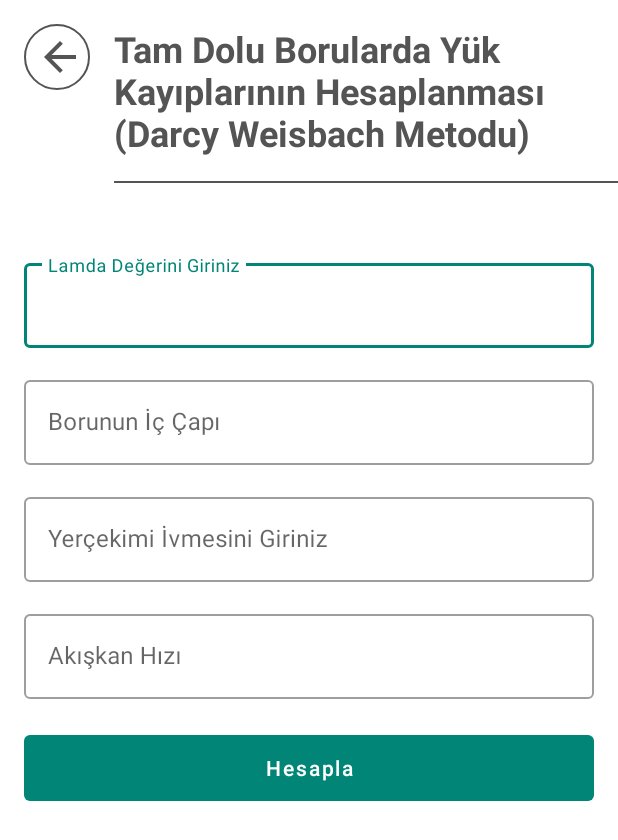
After one commit to nuriefeoglu/MbuProject, an Android app: the DarcyWeisbachMethodActivity screen opened directly, with no data from a screen before it, on a phone screen of 412 x 824 dp. The commit adds this screen. Shown: the top 840 px of the screen. Run offline under Robolectric (Android 15) with nearby library versions, the phone set to English and light mode, and no system bars; our stand-ins replace ButterKnife.

Commit message:
add DarcyWeisbachMethodActivity

```diff
--- a/app/src/main/AndroidManifest.xml
+++ b/app/src/main/AndroidManifest.xml
@@ -11,7 +11,8 @@
         android:supportsRtl="true"
         android:theme="@style/AppTheme"
         tools:ignore="AllowBackup,GoogleAppIndexingWarning">
-        <activity android:name=".suddencontraction.SuddenContractionActivity"></activity>
+        <activity android:name=".darcyweisbachmethod.DarcyWeisbachMethodActivity"></activity>
+        <activity android:name=".suddencontraction.SuddenContractionActivity" />
         <activity android:name=".calculateexpandingconic.CalculateExpandingConicActivity" />
         <activity android:name=".branchingandconnectioncurrent.BranchingAndConnectionCurrentActivity" />
         <activity android:name=".circularroutescalculateofloadloseshard.CircularRoutesCalculateOfLoadLosesHardActivity" />
--- /dev/null
+++ b/app/src/main/java/com/nuriefeoglu/mbuproject/darcyweisbachmethod/DarcyWeisbachMethodActivity.java
@@ -0,0 +1,74 @@
+package com.nuriefeoglu.mbuproject.darcyweisbachmethod;
+
+import android.widget.TextView;
+
+import com.google.android.material.button.MaterialButton;
+import com.google.android.material.textfield.TextInputEditText;
+import com.nuriefeoglu.mbuproject.R;
+import com.nuriefeoglu.mbuproject.base.BaseActivity;
+
+import butterknife.BindView;
+
+public class DarcyWeisbachMethodActivity extends BaseActivity implements DarcyWeisbachMethodPresenter.IView{
+
+    @BindView(R.id.edt_lamda_input)
+    TextInputEditText edtLamdaInput;
+    @BindView(R.id.edt_boru_ic_cap)
+    TextInputEditText edtBoruIciCap;
+    @BindView(R.id.edt_yercekimi_ivmesi)
+    TextInputEditText edtYercekimiIvmesi;
+    @BindView(R.id.edt_akiskan_hizi)
+    TextInputEditText edtAkiskanHizi;
+
+    @BindView(R.id.btn_hesapla)
+    MaterialButton btnHesapla;
+    @BindView(R.id.txt_sonuc)
+    TextView txtSonuc;
+
+
+    private DarcyWeisbachMethodPresenter presenter;
+
+    @Override
+    protected void viewDidLoad() {
+
+        presenter = new DarcyWeisbachMethodPresenter(this);
+        btnHesapla.setOnClickListener(v -> {
+            //noinspection ConstantConditions
+            presenter.validate(edtLamdaInput.getText().toString(),
+                    edtBoruIciCap.getText().toString(),
+                    edtYercekimiIvmesi.getText().toString(),
+                    edtAkiskanHizi.getText().toString());
+        });
+
+    }
+
+    @Override
+    protected int layoutRes() {
+        return R.layout.activity_darcy_weisbach_method;
+    }
+
+    @Override
+    public String setHeaderText() {
+        return getStringResource(R.string.darcy_weisbach_method);
+    }
+
+    @Override
+    public void setError() {
+        showToast(getStringResource(R.string.empty_field));
+    }
+
+    @Override
+    public void setResult(String result) {
+        txtSonuc.setText(String.format("Sonuç : %s",result));
+    }
+
+    @Override
+    public void setButtonEnabled() {
+        btnHesapla.setEnabled(true);
+    }
+
+    @Override
+    public void setButtonDisabled() {
+        btnHesapla.setEnabled(false);
+    }
+}
--- /dev/null
+++ b/app/src/main/java/com/nuriefeoglu/mbuproject/darcyweisbachmethod/DarcyWeisbachMethodPresenter.java
@@ -0,0 +1,56 @@
+package com.nuriefeoglu.mbuproject.darcyweisbachmethod;
+
+import com.nuriefeoglu.mbuproject.Formulas;
+
+import java.util.ArrayList;
+import java.util.List;
+
+public class DarcyWeisbachMethodPresenter {
+
+    private IView view;
+    private List<Double> pipesArr = new ArrayList<>();
+
+    DarcyWeisbachMethodPresenter(IView view) {
+
+        this.view = view;
+
+    }
+
+    private void calculate() {
+
+        try {
+            Double result = Formulas.darcyWeisbachMethod(pipesArr.get(0), pipesArr.get(1), pipesArr.get(2), pipesArr.get(3));
+            view.setResult(result.toString());
+            view.setButtonEnabled();
+        } catch (ArrayIndexOutOfBoundsException e) {
+            e.printStackTrace();
+        }
+    }
+
+    void validate(String... pipes){
+        pipesArr.clear();
+        view.setButtonDisabled();
+        for (String pipe : pipes){
+            if (pipe.isEmpty() || pipe.matches("")){
+                view.setError();
+                pipesArr.clear();
+                view.setButtonEnabled();
+                return;
+            } else {
+                pipesArr.add(Double.parseDouble(pipe));
+            }
+        }
+        calculate();
+    }
+
+    interface IView {
+        void setError();
+
+        void setResult(String result);
+
+        void setButtonEnabled();
+
+        void setButtonDisabled();
+
+    }
+}
--- a/app/src/main/java/com/nuriefeoglu/mbuproject/home/MainActivity.java
+++ b/app/src/main/java/com/nuriefeoglu/mbuproject/home/MainActivity.java
@@ -11,8 +11,8 @@ import com.nuriefeoglu.mbuproject.calculateexpandingconic.CalculateExpandingConi
 import com.nuriefeoglu.mbuproject.calculateofloadloses.CalculateOfLoadLosesActivity;
 import com.nuriefeoglu.mbuproject.circularroutescalculateofchargeloadsoft.CircularRoutesCalculateOfChargeLoadSoftActivity;
 import com.nuriefeoglu.mbuproject.circularroutescalculateofloadloseshard.CircularRoutesCalculateOfLoadLosesHardActivity;
+import com.nuriefeoglu.mbuproject.darcyweisbachmethod.DarcyWeisbachMethodActivity;
 import com.nuriefeoglu.mbuproject.suddencontraction.SuddenContractionActivity;
-import com.nuriefeoglu.mbuproject.suddencontraction.SuddenContractionPresenter;
 import com.nuriefeoglu.mbuproject.turbulancecurrent.TurbulanceCurrentActivitiy;
 
 import butterknife.BindView;
@@ -49,6 +49,8 @@ public class MainActivity extends BaseActivity implements MainActivityPresenter.
     MaterialButton btnCalculateExpandingConic;
     @BindView(R.id.btnSuddenContraction)
     MaterialButton btnSuddenContraction;
+    @BindView(R.id.btnDarcyWeisbachMethod)
+    MaterialButton btnDarcyWeisbachMethod;
 
     private MainActivityPresenter presenter;
 
@@ -77,6 +79,8 @@ public class MainActivity extends BaseActivity implements MainActivityPresenter.
 
         btnSuddenContraction.setOnClickListener(v -> presenter.navigate(SuddenContractionActivity.class));
 
+        btnDarcyWeisbachMethod.setOnClickListener(v -> presenter.navigate(DarcyWeisbachMethodActivity.class));
+
     }
 
     @Override
--- /dev/null
+++ b/app/src/main/res/layout/activity_darcy_weisbach_method.xml
@@ -0,0 +1,136 @@
+<?xml version="1.0" encoding="utf-8"?>
+<ScrollView xmlns:android="http://schemas.android.com/apk/res/android"
+    xmlns:app="http://schemas.android.com/apk/res-auto"
+    xmlns:tools="http://schemas.android.com/tools"
+    android:layout_width="match_parent"
+    android:layout_height="match_parent"
+    tools:context=".darcyweisbachmethod.DarcyWeisbachMethodActivity">
+
+    <LinearLayout
+        android:layout_width="match_parent"
+        android:layout_height="wrap_content"
+        android:orientation="vertical">
+
+        <include
+            android:id="@+id/incHeader"
+            layout="@layout/header"/>
+
+        <LinearLayout
+            android:layout_width="match_parent"
+            android:layout_height="wrap_content"
+            android:orientation="vertical"
+            android:layout_marginStart="16dp"
+            android:layout_marginEnd="16dp"
+            android:layout_marginTop="16dp">
+
+            <com.google.android.material.textfield.TextInputLayout
+                style="@style/Widget.MaterialComponents.TextInputLayout.OutlinedBox"
+                android:layout_width="match_parent"
+                android:layout_height="wrap_content"
+                android:layout_marginTop="@dimen/input_margin_top"
+                android:hint="@string/input_lamda"
+                >
+
+                <com.google.android.material.textfield.TextInputEditText
+                    android:layout_width="match_parent"
+                    android:layout_height="wrap_content"
+                    android:maxLines="1"
+                    android:inputType="number|numberDecimal"
+                    android:id="@+id/edt_lamda_input"
+
+
+                    />
+
+            </com.google.android.material.textfield.TextInputLayout>
+
+            <com.google.android.material.textfield.TextInputLayout
+                style="@style/Widget.MaterialComponents.TextInputLayout.OutlinedBox"
+                android:layout_width="match_parent"
+                android:layout_height="wrap_content"
+                android:layout_marginTop="@dimen/input_margin_top"
+                android:hint="@string/boru_ic_cap_input"
+                >
+
+                <com.google.android.material.textfield.TextInputEditText
+                    android:layout_width="match_parent"
+                    android:layout_height="wrap_content"
+                    android:maxLines="1"
+                    android:inputType="number|numberDecimal"
+                    android:id="@+id/edt_boru_ic_cap"
+
+
+                    />
+
+            </com.google.android.material.textfield.TextInputLayout>
+
+            <com.google.android.material.textfield.TextInputLayout
+                style="@style/Widget.MaterialComponents.TextInputLayout.OutlinedBox"
+                android:layout_width="match_parent"
+                android:layout_height="wrap_content"
+                android:layout_marginTop="@dimen/input_margin_top"
+                android:hint="@string/yercekimi_ivmesi"
+                >
+
+                <com.google.android.material.textfield.TextInputEditText
+                    android:layout_width="match_parent"
+                    android:layout_height="wrap_content"
+                    android:maxLines="1"
+                    android:inputType="number|numberDecimal"
+                    android:id="@+id/edt_yercekimi_ivmesi"
+
+
+                    />
+
+            </com.google.android.material.textfield.TextInputLayout>
+
+            <com.google.android.material.textfield.TextInputLayout
+                style="@style/Widget.MaterialComponents.TextInputLayout.OutlinedBox"
+                android:layout_width="match_parent"
+                android:layout_height="wrap_content"
+                android:layout_marginTop="@dimen/input_margin_top"
+                android:hint="@string/akiskan_hizi_input"
+                >
+
+                <com.google.android.material.textfield.TextInputEditText
+                    android:layout_width="match_parent"
+                    android:layout_height="wrap_content"
+                    android:maxLines="1"
+                    android:inputType="number|numberDecimal"
+                    android:id="@+id/edt_akiskan_hizi"
+
+
+                    />
+
+            </com.google.android.material.textfield.TextInputLayout>
+
+
+            <com.google.android.material.button.MaterialButton
+                android:layout_width="match_parent"
+                android:layout_height="44dp"
+                android:insetTop="0dp"
+                android:insetLeft="0dp"
+                android:insetRight="0dp"
+                android:insetBottom="0dp"
+                android:layout_marginTop="@dimen/button_margin_top"
+                android:textAllCaps="false"
+                android:text="@string/calculate"
+                android:id="@+id/btn_hesapla"
+                android:stateListAnimator="@null"
+                />
+
+            <TextView
+                android:layout_width="match_parent"
+                android:layout_height="match_parent"
+                android:textSize="24sp"
+                android:textColor="#323232"
+                android:layout_gravity="center"
+                android:gravity="center"
+                android:textStyle="bold"
+                android:id="@+id/txt_sonuc"
+                />
+
+        </LinearLayout>
+
+    </LinearLayout>
+
+</ScrollView>
--- a/app/src/main/res/layout/activity_main.xml
+++ b/app/src/main/res/layout/activity_main.xml
@@ -115,11 +115,23 @@
             android:text="@string/sudden_contraction"
             android:textAllCaps="false" />
 
+        <com.google.android.material.button.MaterialButton
+            android:id="@+id/btnDarcyWeisbachMethod"
+            android:layout_width="match_parent"
+            android:layout_height="wrap_content"
+            android:layout_marginTop="@dimen/button_margin_top"
+            android:insetLeft="0dp"
+            android:insetTop="0dp"
+            android:insetRight="0dp"
+            android:insetBottom="0dp"
+            android:stateListAnimator="@null"
+            android:text="@string/darcy_weisbach_method"
+            android:textAllCaps="false" />
 
         <include
             android:id="@+id/incHeader"
             layout="@layout/header"
-            android:visibility="gone" />
+            android:visibility="gone"/>
 
 
     </LinearLayout>
--- a/app/src/main/res/values/strings.xml
+++ b/app/src/main/res/values/strings.xml
@@ -30,4 +30,6 @@
     <string name="sudden_contraction">Çapta Ani Değişimlerde Yük Kaybı Hesaplama</string>
     <string name="daralma_sonrasi_hizi">Daralma Sonrası Akışkan Hızını Giriniz</string>
     <string name="yuk_kaybi_katsayisi">Yük Kaybı Katsayısını Giriniz</string>
+    <string name="darcy_weisbach_method">Tam Dolu Borularda Yük Kayıplarının Hesaplanması (Darcy Weisbach Metodu)</string>
+    <string name="input_lamda">Lamda Değerini Giriniz</string>
 </resources>
```
Also changed, not shown: app/src/main/java/com/nuriefeoglu/mbuproject/Formulas.java (+6 -2 lines).
